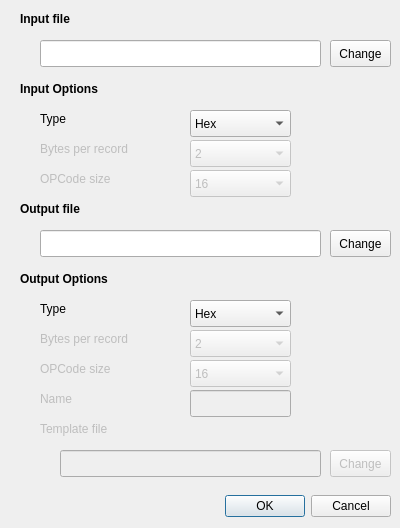
Old version of the form IDE/GUI/dialogs/fileconvertdlg/fileconvertdlg.ui in the repository AbyssAbbeba/MDS-picoblaze-AVR-ide.
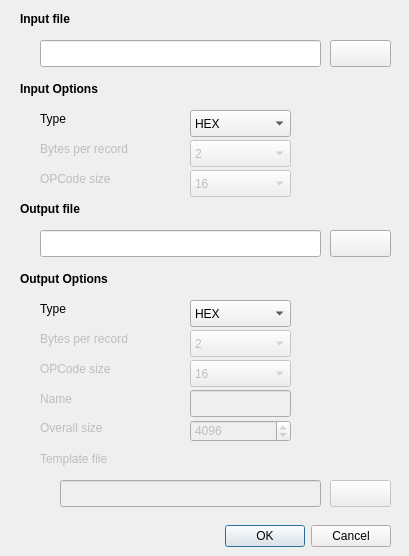
New version of the form. Icons and pictures are not drawn.

What changed in the file:
```diff
--- a/IDE/GUI/dialogs/fileconvertdlg/fileconvertdlg.ui
+++ b/IDE/GUI/dialogs/fileconvertdlg/fileconvertdlg.ui
@@ -6,8 +6,8 @@
    <rect>
     <x>0</x>
     <y>0</y>
-    <width>400</width>
-    <height>528</height>
+    <width>409</width>
+    <height>556</height>
    </rect>
   </property>
   <property name="windowTitle">
@@ -21,7 +21,7 @@
    <property name="geometry">
     <rect>
      <x>50</x>
-     <y>490</y>
+     <y>520</y>
      <width>341</width>
      <height>32</height>
     </rect>
@@ -112,8 +112,9 @@
      <height>27</height>
     </rect>
    </property>
-   <property name="text">
-    <string>Change</string>
+   <property name="icon">
+    <iconset resource="../../icons.qrc">
+     <normaloff>:/resources/icons/projOpen.png</normaloff>:/resources/icons/projOpen.png</iconset>
    </property>
   </widget>
   <widget class="QLineEdit" name="lePathOut">
@@ -135,8 +136,9 @@
      <height>27</height>
     </rect>
    </property>
-   <property name="text">
-    <string>Change</string>
+   <property name="icon">
+    <iconset resource="../../icons.qrc">
+     <normaloff>:/resources/icons/projOpen.png</normaloff>:/resources/icons/projOpen.png</iconset>
    </property>
   </widget>
   <widget class="QLabel" name="lblOpcodeIn">
@@ -232,7 +234,7 @@
    <property name="geometry">
     <rect>
      <x>40</x>
-     <y>420</y>
+     <y>450</y>
      <width>101</width>
      <height>17</height>
     </rect>
@@ -340,7 +342,7 @@
    <property name="geometry">
     <rect>
      <x>60</x>
-     <y>450</y>
+     <y>480</y>
      <width>261</width>
      <height>27</height>
     </rect>
@@ -353,13 +355,14 @@
    <property name="geometry">
     <rect>
      <x>330</x>
-     <y>450</y>
+     <y>480</y>
      <width>61</width>
      <height>27</height>
     </rect>
    </property>
-   <property name="text">
-    <string>Change</string>
+   <property name="icon">
+    <iconset resource="../../icons.qrc">
+     <normaloff>:/resources/icons/projOpen.png</normaloff>:/resources/icons/projOpen.png</iconset>
    </property>
   </widget>
   <widget class="QLabel" name="label_4">
@@ -386,7 +389,7 @@
    </property>
    <item>
     <property name="text">
-     <string>Hex</string>
+     <string>HEX</string>
     </property>
    </item>
    <item>
@@ -426,7 +429,7 @@
    </property>
    <item>
     <property name="text">
-     <string>Hex</string>
+     <string>HEX</string>
     </property>
    </item>
    <item>
@@ -497,6 +500,47 @@
     </rect>
    </property>
   </widget>
+  <widget class="QLabel" name="labelspinBoxOutputOverallSize">
+   <property name="enabled">
+    <bool>false</bool>
+   </property>
+   <property name="geometry">
+    <rect>
+     <x>40</x>
+     <y>420</y>
+     <width>91</width>
+     <height>16</height>
+    </rect>
+   </property>
+   <property name="text">
+    <string>Overall size</string>
+   </property>
+  </widget>
+  <widget class="QSpinBox" name="spinBoxOutputOverallSize">
+   <property name="enabled">
+    <bool>false</bool>
+   </property>
+   <property name="geometry">
+    <rect>
+     <x>190</x>
+     <y>420</y>
+     <width>101</width>
+     <height>22</height>
+    </rect>
+   </property>
+   <property name="minimum">
+    <number>1</number>
+   </property>
+   <property name="maximum">
+    <number>65536</number>
+   </property>
+   <property name="singleStep">
+    <number>256</number>
+   </property>
+   <property name="value">
+    <number>4096</number>
+   </property>
+  </widget>
  </widget>
  <resources>
   <include location="../../icons.qrc"/>
```
Left out of the diff: 30 changed lines with no effect on the pictures.
